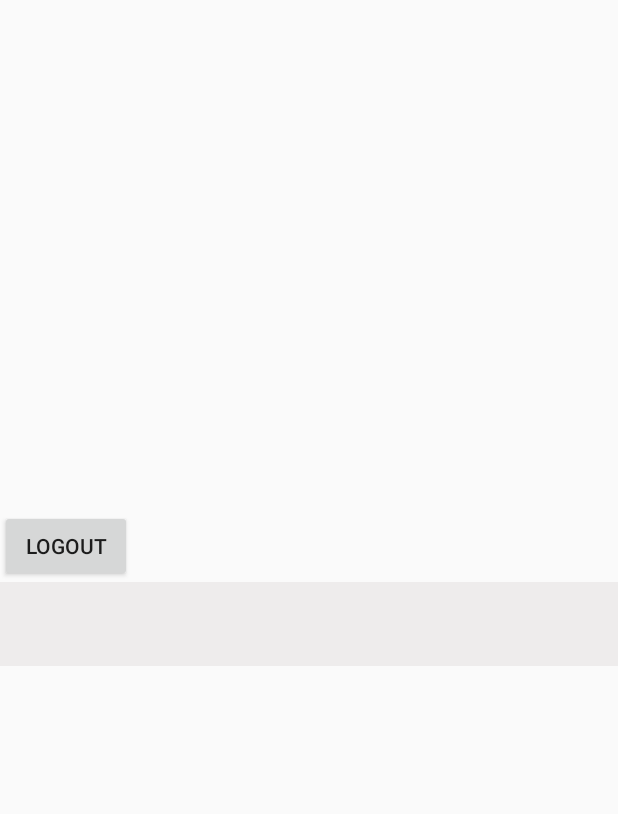
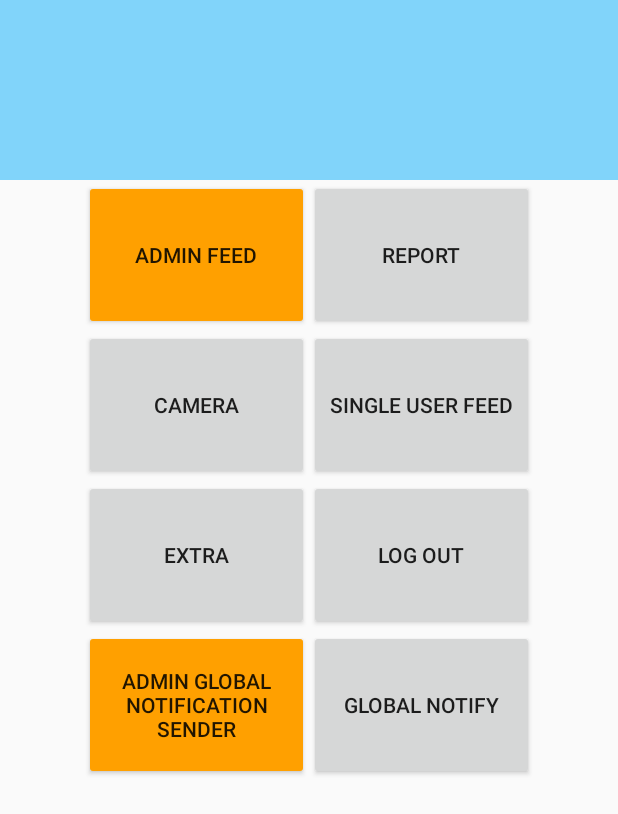
Before and after one commit to thanpuia/TrafficPoliceSwipe4, an Android app: the layout activity_main.xml on its own in the app's theme, with its tools: preview values and no code run, on a phone screen of 412 x 824 dp. Shown: the top 814 px of the screen. Run offline under Robolectric (Android 15) with nearby library versions, the light colour scheme and no system bars.

Commit message:
comment ho clean

```diff
--- a/app/src/main/AndroidManifest.xml
+++ b/app/src/main/AndroidManifest.xml
@@ -1,7 +1,6 @@
 <?xml version="1.0" encoding="utf-8"?>
 <manifest xmlns:android="http://schemas.android.com/apk/res/android"
     package="com.example.lalthanpuia.trafficpoliceswipe4">
-
     <!--
          The ACCESS_COARSE/FINE_LOCATION permissions are not required to use
          Google Maps Android API v2, but you must specify either coarse or fine
@@ -19,6 +18,7 @@
         android:roundIcon="@mipmap/ic_launcher_round"
         android:supportsRtl="true"
         android:theme="@style/AppTheme">
+        <activity android:name=".FragmentHolderActivity" />
 
         <!--
              The API key for Google Maps-based APIs is defined as a string resource.
@@ -34,7 +34,7 @@
 
         <activity
             android:name=".MapActivity.MapsActivity"
-            android:label="@string/title_activity_maps"></activity>
+            android:label="@string/title_activity_maps" />
         <activity android:name=".signing.FireBasePhoneAuth" />
         <activity android:name=".ItemFiveActivity" />
         <activity android:name=".MainActivity" />
--- a/app/src/main/res/layout/activity_main.xml
+++ b/app/src/main/res/layout/activity_main.xml
@@ -1,35 +1,112 @@
 <?xml version="1.0" encoding="utf-8"?>
-<LinearLayout xmlns:android="http://schemas.android.com/apk/res/android"
+<ScrollView xmlns:android="http://schemas.android.com/apk/res/android"
     xmlns:app="http://schemas.android.com/apk/res-auto"
     xmlns:tools="http://schemas.android.com/tools"
     android:layout_width="match_parent"
     android:layout_height="match_parent"
-    tools:context=".MainActivity"
+    android:orientation="vertical"
+    tools:context=".MainActivity">
+
+    <LinearLayout
+        android:layout_width="match_parent"
+        android:layout_height="match_parent"
         android:orientation="vertical">
 
-    <FrameLayout
-        android:id="@+id/frame_layout"
+        <ImageView
+            android:id="@+id/imageView2"
             android:layout_width="match_parent"
-        android:layout_height="340dp">
-    </FrameLayout>
+            android:layout_height="120dp"
+            android:background="#81D4FA" />
+
+        <LinearLayout
+            android:id="@+id/linearLayout"
+            android:layout_width="match_parent"
+            android:layout_height="wrap_content"
+            android:gravity="center"
+            android:orientation="horizontal">
 
             <Button
-        android:layout_width="wrap_content"
-        android:layout_height="wrap_content"
-        android:text="logout"
-        android:onClick="logoutClick"
+                android:layout_width="150dp"
+                android:layout_height="100dp"
+                android:onClick="oneclick"
+                android:backgroundTint="@color/colorAccent"
+                android:text="Admin feed"
                 />
+
+            <Button
+                android:layout_width="150dp"
+                android:layout_height="100dp"
+                android:onClick="twoclick"
+                android:text="Report" />
+
+        </LinearLayout>
+
         <LinearLayout
+            android:id="@+id/linearLayout2"
             android:layout_width="match_parent"
             android:layout_height="wrap_content"
-        android:gravity="bottom">
+            android:gravity="center"
+            android:orientation="horizontal">
 
-        <android.support.design.widget.BottomNavigationView
-            android:id="@+id/navigation"
+            <Button
+                android:layout_width="150dp"
+                android:layout_height="100dp"
+                android:onClick="threeclick"
+                android:text="Camera" />
+
+            <Button
+                android:layout_width="150dp"
+                android:layout_height="100dp"
+                android:onClick="fourclick"
+                android:text="Single user feed" />
+
+        </LinearLayout>
+
+        <LinearLayout
+            android:id="@+id/linearLayout3"
             android:layout_width="match_parent"
             android:layout_height="wrap_content"
-            android:background="#EEECEC"
-            android:animateLayoutChanges="false" />
+            android:gravity="center"
+            android:orientation="horizontal">
+
+            <Button
+                android:layout_width="150dp"
+                android:layout_height="100dp"
+                android:onClick="fiveclick"
+                android:text="extra" />
+
+            <Button
+                android:layout_width="150dp"
+                android:layout_height="100dp"
+                android:onClick="sixclick"
+                android:text="log out" />
 
         </LinearLayout>
+
+        <LinearLayout
+            android:id="@+id/linearLayout4"
+            android:layout_width="match_parent"
+            android:layout_height="wrap_content"
+            android:gravity="center"
+            android:orientation="horizontal">
+
+            <Button
+                android:backgroundTint="@color/colorAccent"
+                android:layout_width="150dp"
+                android:layout_height="100dp"
+                android:onClick="sevenclick"
+                android:text="Admin global notification sender" />
+
+            <Button
+                android:layout_width="150dp"
+                android:layout_height="100dp"
+                android:onClick="eightclick"
+                android:text="Global notify" />
+
         </LinearLayout>
+
+    </LinearLayout>
+
+
+
+</ScrollView>
```
Also changed, not shown: app/src/main/java/com/example/lalthanpuia/trafficpoliceswipe4/FragmentHolderActivity.java (added, +78 -0 lines), app/src/main/java/com/example/lalthanpuia/trafficpoliceswipe4/GlobalNotificationFragment.java (added, +75 -0 lines), app/src/main/java/com/example/lalthanpuia/trafficpoliceswipe4/GlobalNotificationSenderFragment.java (+43 -5 lines), app/src/main/java/com/example/lalthanpuia/trafficpoliceswipe4/GlobalNotifyAdapter.java (added, +144 -0 lines), app/src/main/java/com/example/lalthanpuia/trafficpoliceswipe4/MainActivity.java (+51 -13 lines), app/src/main/java/com/example/lalthanpuia/trafficpoliceswipe4/entity/GlobalNotifyEntity.java (added, +34 -0 lines), app/src/main/res/layout/activity_fragment_holder.xml (added, +15 -0 lines), app/src/main/res/layout/fragment_global_notification.xml (added, +16 -0 lines), app/src/main/res/layout/fragment_global_notification_sender.xml (+16 -7 lines), app/src/main/res/layout/global_notify_model.xml (added, +19 -0 lines), app/src/main/res/layout/tool_bar.xml (added, +7 -0 lines), app/src/main/res/menu/main_menu.xml (added, +14 -0 lines), app/src/main/res/drawable/globalbg.jpg (added). Lines whose indentation alone changed are shown as unchanged.
